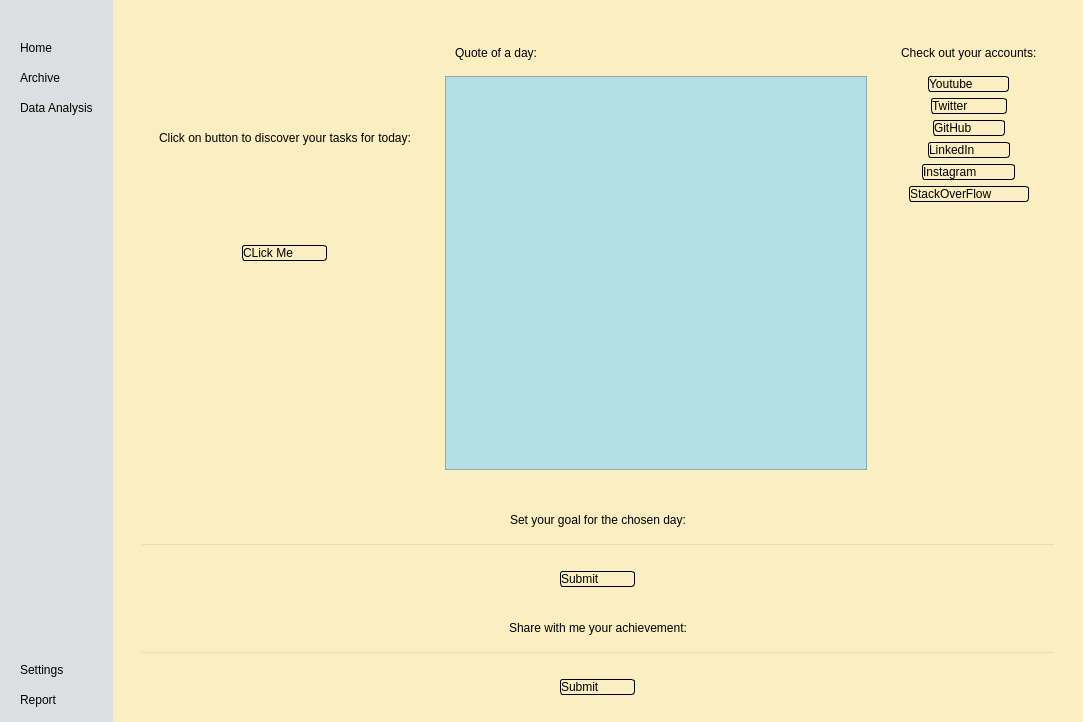
The window that UI(Qt Designer)/interface.ui (EJLECTRON/PersonalTracker) describes before a commit, drawn with Qt 5.
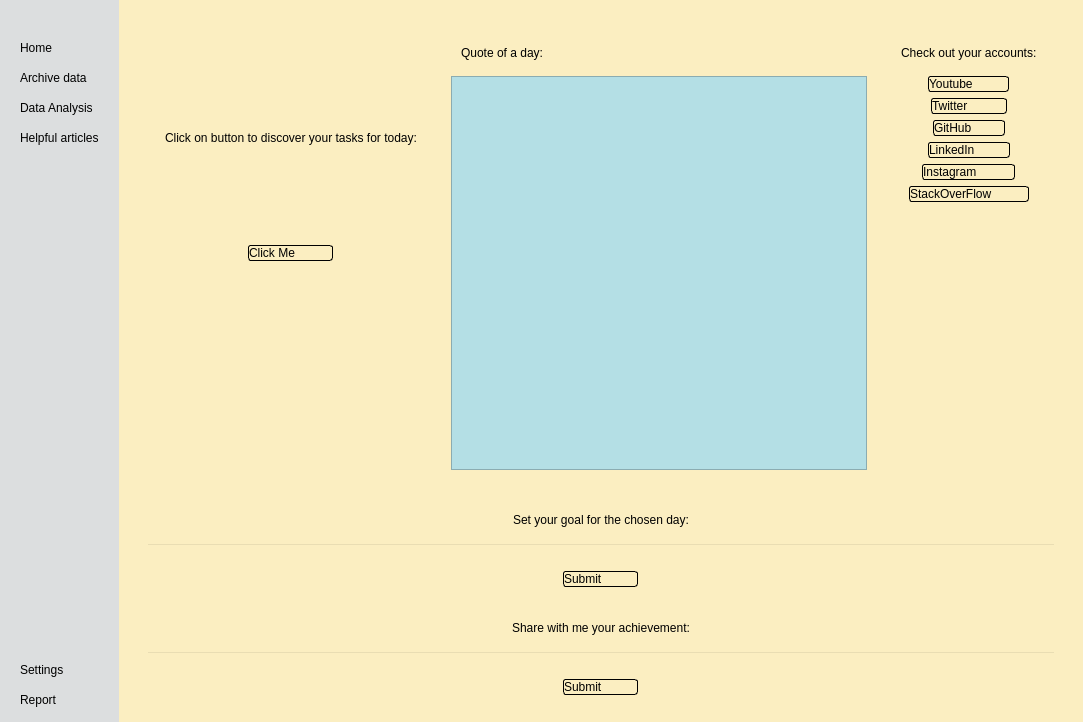
The same window after the commit. Icons and pictures are not drawn.

Commit message: Adding news button

```diff
--- a/UI(Qt Designer)/interface.ui
+++ b/UI(Qt Designer)/interface.ui
@@ -209,7 +209,7 @@
                 <string>Archive</string>
                </property>
                <property name="text">
-                <string>Archive</string>
+                <string>Archive data</string>
                </property>
                <property name="icon">
                 <iconset resource="resources.qrc">
@@ -243,6 +243,23 @@
                </property>
               </widget>
              </item>
+             <item>
+              <widget class="QPushButton" name="pushButton">
+               <property name="text">
+                <string>Helpful articles</string>
+               </property>
+               <property name="icon">
+                <iconset resource="resources.qrc">
+                 <normaloff>:/icons/icons/icons8-news-64 (1).png</normaloff>:/icons/icons/icons8-news-64 (1).png</iconset>
+               </property>
+               <property name="iconSize">
+                <size>
+                 <width>24</width>
+                 <height>24</height>
+                </size>
+               </property>
+              </widget>
+             </item>
             </layout>
            </widget>
           </item>
@@ -363,7 +380,7 @@
                    </size>
                   </property>
                   <property name="text">
-                   <string>CLick Me</string>
+                   <string>Click Me</string>
                   </property>
                   <property name="icon">
                    <iconset resource="resources.qrc">
```
The commit also changes 2 other files.
